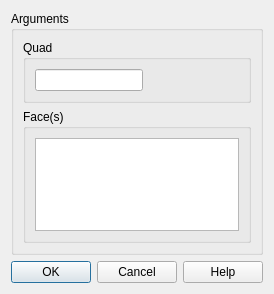
First picture: the form in src/HEXABLOCKGUI/QuadAssoc_QTD.ui, repository SalomePlatform/hexablock, before the edit.
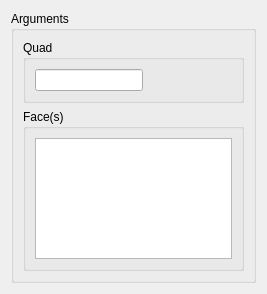
Second picture: the form after the edit.

Commit message: fixed : selection model added : highlight on propagation's edges 	apply button on dialog panel updated : association menu, object brower's name, menu always showing, ...

```diff
--- a/src/HEXABLOCKGUI/QuadAssoc_QTD.ui
+++ b/src/HEXABLOCKGUI/QuadAssoc_QTD.ui
@@ -61,16 +61,6 @@
      </layout>
     </widget>
    </item>
-   <item>
-    <widget class="QDialogButtonBox" name="buttonBox">
-     <property name="orientation">
-      <enum>Qt::Horizontal</enum>
-     </property>
-     <property name="standardButtons">
-      <set>QDialogButtonBox::Cancel|QDialogButtonBox::Help|QDialogButtonBox::Ok</set>
-     </property>
-    </widget>
-   </item>
   </layout>
  </widget>
  <resources/>
```
Left out of the diff: 35 changed lines with no effect on the pictures. The commit also changes 37 other files.
